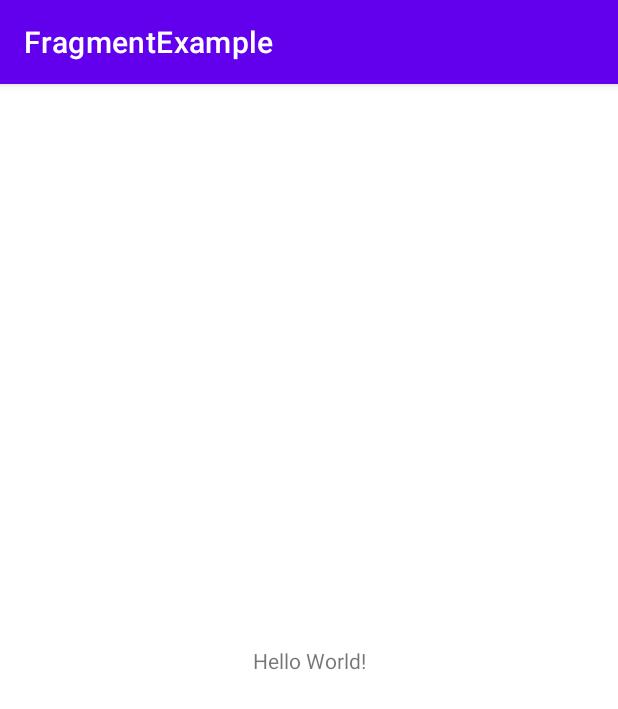
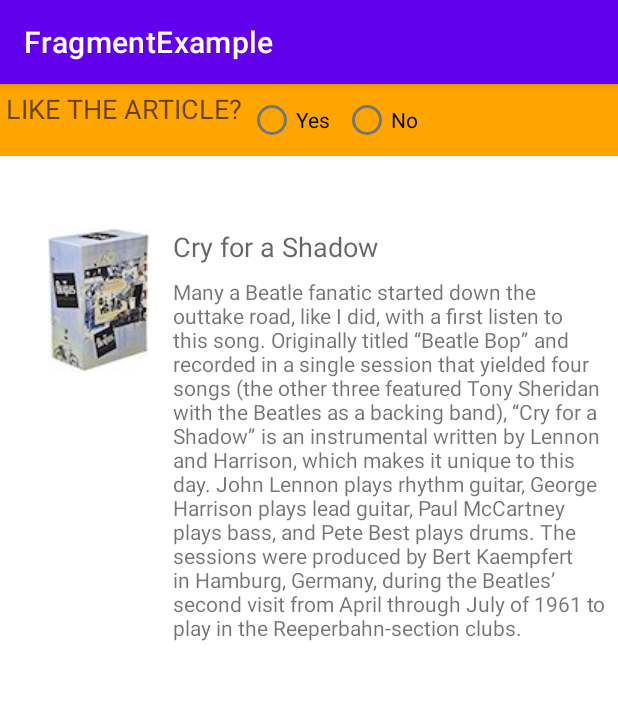
Before and after one commit to BogdanPetrisor/FragmentExample1, an Android app: the screen it shows after launch (MainActivity), on a phone screen of 412 x 824 dp. Shown: the top 709 px of the screen. Run offline under Robolectric (Android 15) with nearby library versions, the phone set to English and light mode, and no system bars.

Commit message:
Include fragment into Activity

```diff
--- a/app/src/main/res/layout/activity_main.xml
+++ b/app/src/main/res/layout/activity_main.xml
@@ -4,15 +4,65 @@
     xmlns:tools="http://schemas.android.com/tools"
     android:layout_width="match_parent"
     android:layout_height="match_parent"
-    tools:context=".MainActivity">
+    tools:context="com.example.fragmentexample1.MainActivity">
+
+    <ImageView
+        android:id="@+id/imageView"
+        android:layout_width="wrap_content"
+        android:layout_height="wrap_content"
+        android:layout_marginStart="@dimen/image_left_margin"
+        android:layout_marginLeft="@dimen/image_left_margin"
+        android:layout_marginTop="@dimen/body_top_margin"
+        android:scaleType="centerCrop"
+        app:layout_constraintLeft_toLeftOf="parent"
+        app:layout_constraintTop_toTopOf="parent"
+        app:srcCompat="@drawable/beatles_anthology_box" />
 
     <TextView
-        android:layout_width="wrap_content"
+        android:id="@+id/title"
+        android:layout_width="0dp"
         android:layout_height="wrap_content"
-        android:text="Hello World!"
+        android:layout_marginStart="@dimen/margin_wide"
+        android:layout_marginLeft="@dimen/margin_wide"
+        android:layout_marginEnd="@dimen/margin_wide"
+        android:layout_marginRight="@dimen/margin_wide"
+        android:text="@string/title1"
+        android:textAppearance="@style/Base.TextAppearance.AppCompat.Medium"
+        app:layout_constraintHorizontal_bias="0.0"
+        app:layout_constraintLeft_toRightOf="@+id/imageView"
+        app:layout_constraintRight_toRightOf="parent"
+        app:layout_constraintTop_toTopOf="@+id/imageView" />
+
+    <ScrollView
+        android:layout_width="0dp"
+        android:layout_height="0dp"
+        android:layout_marginStart="0dp"
+        android:layout_marginLeft="0dp"
+        android:layout_marginTop="@dimen/standard_margin"
+        android:layout_marginEnd="@dimen/standard_margin"
+        android:layout_marginRight="@dimen/standard_margin"
+        android:layout_marginBottom="@dimen/standard_margin"
         app:layout_constraintBottom_toBottomOf="parent"
-        app:layout_constraintEnd_toEndOf="parent"
-        app:layout_constraintStart_toStartOf="parent"
-        app:layout_constraintTop_toTopOf="parent" />
+        app:layout_constraintLeft_toLeftOf="@+id/title"
+        app:layout_constraintRight_toRightOf="parent"
+        app:layout_constraintTop_toBottomOf="@+id/title">
 
+        <TextView
+            android:id="@+id/article"
+            android:layout_width="match_parent"
+            android:layout_height="wrap_content"
+            android:text="@string/article1"
+            tools:layout_editor_absoluteX="8dp"
+            tools:layout_editor_absoluteY="288dp" />
+    </ScrollView>
+
+    <fragment
+        android:id="@+id/fragment"
+        android:name="com.example.fragmentexample1.SimpleFragment"
+        android:layout_width="0dp"
+        android:layout_height="wrap_content"
+        app:layout_constraintLeft_toLeftOf="parent"
+        app:layout_constraintRight_toRightOf="parent"
+        app:layout_constraintTop_toTopOf="parent"
+        tools:layout="@layout/fragment_simple" />
 </androidx.constraintlayout.widget.ConstraintLayout>
--- /dev/null
+++ b/app/src/main/res/values/dimens.xml
@@ -0,0 +1,12 @@
+<?xml version="1.0" encoding="utf-8"?>
+<resources>
+    <dimen name="standard_margin">8dp</dimen>
+    <dimen name="small_padding">4dp</dimen>
+    <dimen name="heading_top_margin">24dp</dimen>
+    <dimen name="padding_wide">16dp</dimen>
+    <dimen name="body_width">220dp</dimen>
+    <dimen name="padding_standard">8dp</dimen>
+    <dimen name="image_left_margin">32dp</dimen>
+    <dimen name="body_top_margin">96dp</dimen>
+    <dimen name="margin_wide">16dp</dimen>
+</resources>
```
Also changed, not shown: app/src/main/res/drawable-v24/beatles_anthology_box.jpg (added).
